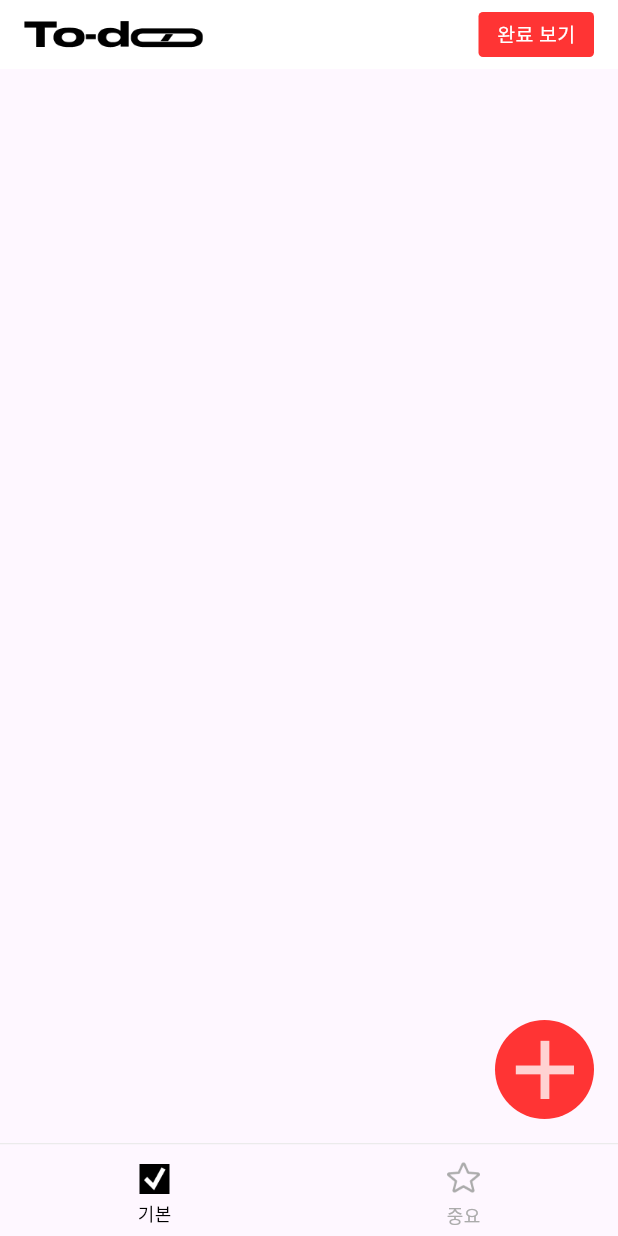
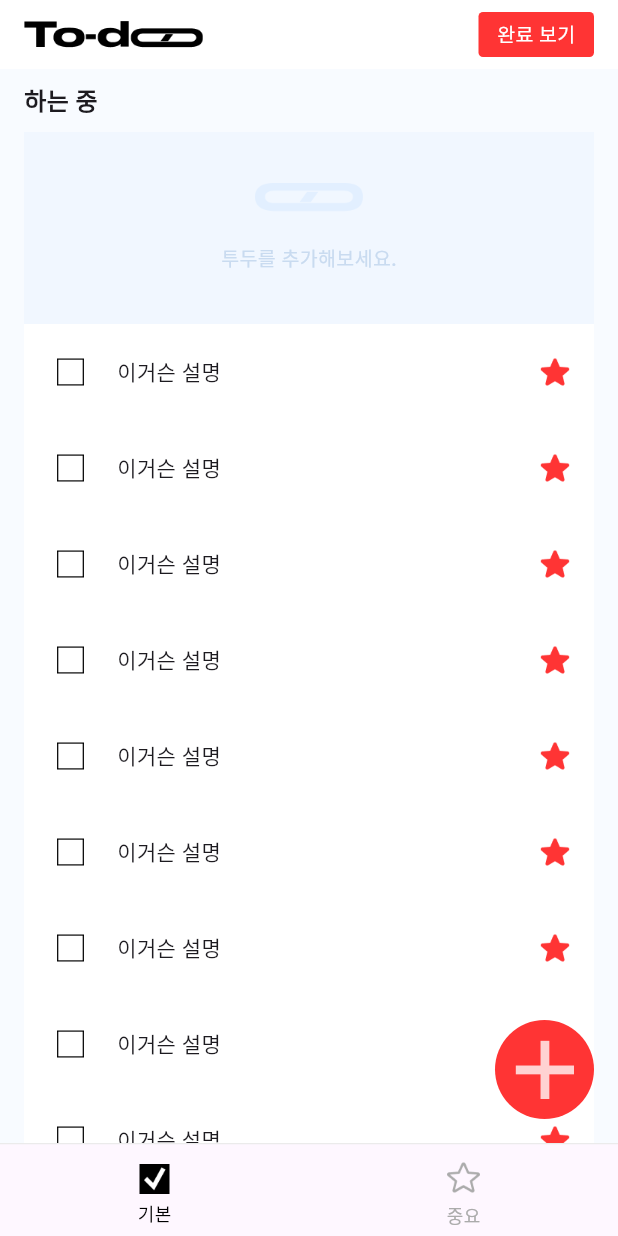
Before and after one commit to MobileAppDeveloperConference/flutter-todo-app, a Flutter app: the screen it shows after launch, after a tap on "완료 숨기기", on a phone screen of 412 x 824 dp. Run offline on Flutter 3.47's test engine with Material 2 defaults, Android fonts, the light colour scheme and no system bars; our stand-ins replace flutter_screenutil; Roboto replaces fonts that are missing (Pretendard).

Commit message:
투두 목록 레이아웃 구현

```diff
--- /dev/null
+++ b/lib/component/list/todo_item.dart
@@ -0,0 +1,42 @@
+import 'package:flutter/material.dart';
+import 'package:flutter_todo_app/data/todo.dart';
+
+class TodoItem extends StatelessWidget {
+  final Todo todo;
+  const TodoItem({
+    super.key,
+    required this.todo,
+  });
+
+  @override
+  Widget build(BuildContext context) {
+    return Container(
+      color: Colors.white,
+      height: 64,
+      child: Row(
+        mainAxisSize: MainAxisSize.min,
+        children: [
+          const SizedBox(width: 16),
+          Image.asset(
+            todo.isCompleted
+                ? 'assets/images/icon_checked_2x.png'
+                : 'assets/images/icon_not_checked_2x.png',
+            scale: 2,
+          ),
+          const SizedBox(width: 16),
+          Expanded(child: Text(todo.description)),
+          if (todo.isNotCompleted) ...[
+            const SizedBox(width: 16),
+            Image.asset(
+              todo.isFavorite
+                  ? 'assets/images/icon_todo_star_on_2x.png'
+                  : 'assets/images/icon_todo_star_off_2x.png',
+              scale: 2,
+            ),
+          ],
+          const SizedBox(width: 16),
+        ],
+      ),
+    );
+  }
+}
--- /dev/null
+++ b/lib/component/list/todo_list_sliver_empty.dart
@@ -0,0 +1,36 @@
+import 'package:flutter/material.dart';
+
+class TodoListSliverEmpty extends StatelessWidget {
+  const TodoListSliverEmpty({
+    super.key,
+  });
+
+  @override
+  Widget build(BuildContext context) {
+    return SliverToBoxAdapter(
+      child: Container(
+        height: 128,
+        width: double.infinity,
+        color: const Color.fromRGBO(226, 239, 255, 0.3),
+        child: Column(
+          mainAxisAlignment: MainAxisAlignment.center,
+          children: [
+            Image.asset(
+              'assets/images/icon_empty_todo_2x.png',
+              scale: 2,
+            ),
+            const SizedBox(height: 21),
+            const Text(
+              '투두를 추가해보세요.',
+              style: TextStyle(
+                color: Color.fromRGBO(201, 219, 240, 1),
+                fontSize: 13,
+                fontWeight: FontWeight.w500,
+              ),
+            ),
+          ],
+        ),
+      ),
+    );
+  }
+}
--- /dev/null
+++ b/lib/component/list/todo_list_sliver_list.dart
@@ -0,0 +1,25 @@
+import 'package:flutter/material.dart';
+import 'package:flutter_todo_app/component/list/todo_item.dart';
+import 'package:flutter_todo_app/data/todo.dart';
+
+class TodoListSliverList extends StatelessWidget {
+  const TodoListSliverList({super.key});
+
+  @override
+  Widget build(BuildContext context) {
+    return SliverList.builder(
+      itemBuilder: (context, index) {
+        return TodoItem(
+          todo: Todo(
+            title: '투두두두두',
+            isCompleted: false,
+            isFavorite: true,
+            description: '이거슨 설명',
+            createdAt: DateTime.now(),
+          ),
+        );
+      },
+      itemCount: 10,
+    );
+  }
+}
--- /dev/null
+++ b/lib/component/list/todo_list_sliver_title.dart
@@ -0,0 +1,28 @@
+import 'package:flutter/material.dart';
+
+class TodoListSliverTitle extends StatelessWidget {
+  final String title;
+  const TodoListSliverTitle({
+    super.key,
+    required this.title,
+  });
+
+  @override
+  Widget build(BuildContext context) {
+    return SliverToBoxAdapter(
+      child: SizedBox(
+        height: 42,
+        child: Align(
+          alignment: Alignment.centerLeft,
+          child: Text(
+            title,
+            style: const TextStyle(
+              fontWeight: FontWeight.w600,
+              fontSize: 16,
+            ),
+          ),
+        ),
+      ),
+    );
+  }
+}
--- /dev/null
+++ b/lib/data/todo.dart
@@ -0,0 +1,17 @@
+class Todo {
+  final bool isCompleted;
+  final bool isFavorite;
+  final String title;
+  final String description;
+  final DateTime createdAt;
+
+  Todo({
+    required this.isCompleted,
+    required this.isFavorite,
+    required this.title,
+    required this.description,
+    required this.createdAt,
+  });
+
+  bool get isNotCompleted => !isCompleted;
+}
--- a/lib/screen/todo_add_task_screen.dart
+++ b/lib/screen/todo_add_task_screen.dart
@@ -1,6 +1,6 @@
 import 'package:flutter/material.dart';
-import 'package:flutter_todo_app/component/custom_text_form_field.dart';
-import 'package:flutter_todo_app/component/todo_add_task_app_bar.dart';
+import 'package:flutter_todo_app/component/common/custom_text_form_field.dart';
+import 'package:flutter_todo_app/component/todo/todo_add_task_app_bar.dart';
 
 class TodoAddTaskScreen extends StatelessWidget {
   const TodoAddTaskScreen({super.key});
--- a/lib/screen/todo_detail_task_screen.dart
+++ b/lib/screen/todo_detail_task_screen.dart
@@ -1,6 +1,6 @@
 import 'package:flutter/material.dart';
-import 'package:flutter_todo_app/component/custom_text_form_field.dart';
-import 'package:flutter_todo_app/component/todo_add_task_app_bar.dart';
+import 'package:flutter_todo_app/component/common/custom_text_form_field.dart';
+import 'package:flutter_todo_app/component/todo/todo_add_task_app_bar.dart';
 
 class TodoDetailTaskScreen extends StatelessWidget {
   const TodoDetailTaskScreen({super.key});
--- a/lib/screen/todo_list_screen.dart
+++ b/lib/screen/todo_list_screen.dart
@@ -1,8 +1,11 @@
 import 'package:flutter/material.dart';
 import 'package:flutter_todo_app/common/enums.dart';
-import 'package:flutter_todo_app/component/todo_add_floating_action_button.dart';
-import 'package:flutter_todo_app/component/todo_list_app_bar.dart';
-import 'package:flutter_todo_app/component/todo_list_bottom_navigation_bar.dart';
+import 'package:flutter_todo_app/component/list/todo_list_sliver_empty.dart';
+import 'package:flutter_todo_app/component/list/todos_app_bar.dart';
+import 'package:flutter_todo_app/component/list/todo_list_bottom_navigation_bar.dart';
+import 'package:flutter_todo_app/component/list/todo_add_floating_action_button.dart';
+import 'package:flutter_todo_app/component/list/todo_list_sliver_list.dart';
+import 'package:flutter_todo_app/component/list/todo_list_sliver_title.dart';
 import 'package:flutter_todo_app/screen/todo_add_task_screen.dart';
 
 class TodoListScreen extends StatefulWidget {
@@ -17,7 +20,19 @@ class _TodoListScreenState extends State<TodoListScreen> {
   @override
   Widget build(BuildContext context) {
     return Scaffold(
-      body: Container(),
+      body: Container(
+        padding: const EdgeInsets.symmetric(horizontal: 16),
+        color: const Color.fromRGBO(248, 251, 255, 1),
+        child: const CustomScrollView(
+          slivers: [
+            TodoListSliverTitle(title: '하는 중'),
+            TodoListSliverEmpty(),
+            TodoListSliverList(),
+            TodoListSliverTitle(title: '완료'),
+            TodoListSliverList(),
+          ],
+        ),
+      ),
       appBar: TodoListAppBar(
         selectedTodoTab: _selectedTodoTab,
         isHideFinished: _isHideFinished,
--- a/pubspec.yaml
+++ b/pubspec.yaml
@@ -14,6 +14,7 @@ dependencies:
 
   cupertino_icons: ^1.0.6
   flutter_screenutil: ^5.9.0
+  flutter_slidable: ^3.0.1
 
 dev_dependencies:
   flutter_test:
```
Also changed, not shown: assets/images/icon_checked_2x.png (added), assets/images/icon_empty_todo_2x.png (added), assets/images/icon_not_checked_2x.png (added), assets/images/icon_todo_star_off_2x.png (added), assets/images/icon_todo_star_on_2x.png (added), lib/component/common/custom_text_form_field.dart (renamed from lib/component/custom_text_form_field.dart), lib/component/list/todo_add_floating_action_button.dart (renamed from lib/component/todo_add_floating_action_button.dart), lib/component/list/todo_list_bottom_navigation_bar.dart (renamed from lib/component/todo_list_bottom_navigation_bar.dart), lib/component/list/todos_app_bar.dart (renamed from lib/component/todo_list_app_bar.dart), lib/component/todo/todo_add_task_app_bar.dart (renamed from lib/component/todo_add_task_app_bar.dart), lib/component/todo/todo_task_app_bar.dart (renamed from lib/component/todo_task_app_bar.dart).
